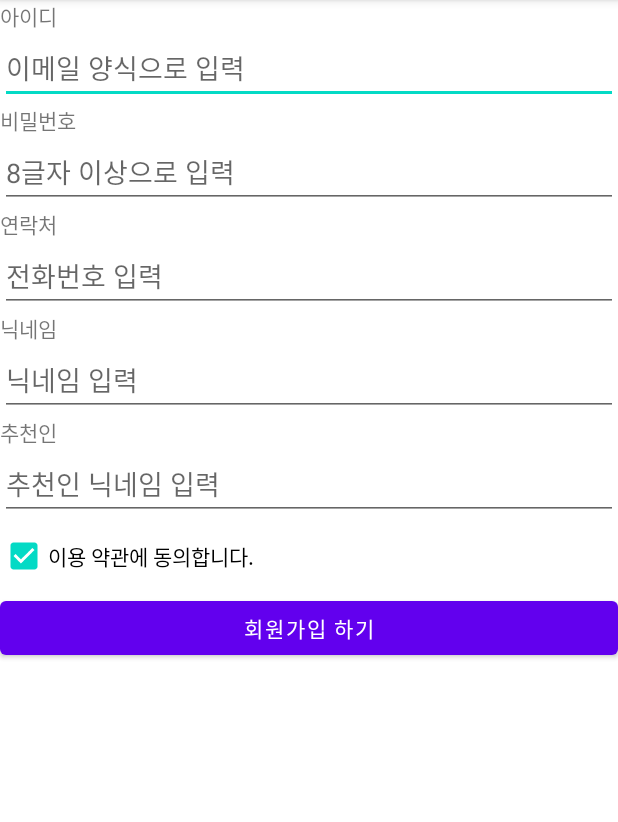
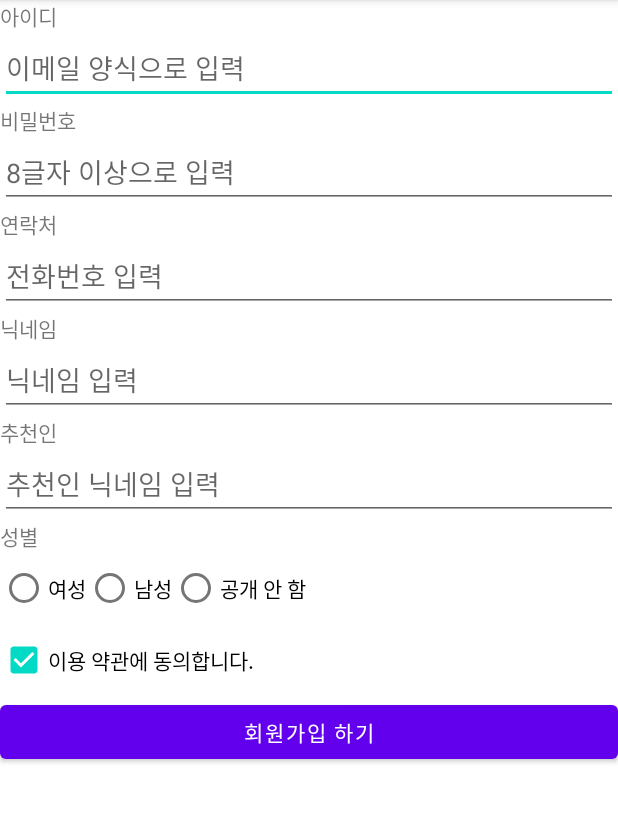
Before and after one commit to junho0615/Uiproject_20210306, an Android app: the screen it shows after launch (MainActivity), on a phone screen of 412 x 824 dp, the part 84-906 px from its top. Run offline under Robolectric (Android 15) with nearby library versions, the phone set to English and light mode, and no system bars.

Commit message:
RadioButton 체험 + RadioGroup 필요

```diff
--- a/app/src/main/res/layout/activity_main.xml
+++ b/app/src/main/res/layout/activity_main.xml
@@ -64,6 +64,34 @@
         android:singleLine="true"
         android:imeOptions="actionSearch"/>
 
+    <TextView
+        android:layout_width="wrap_content"
+        android:layout_height="wrap_content"
+        android:text="성별"/>
+
+    <RadioGroup
+        android:layout_width="wrap_content"
+        android:layout_height="wrap_content"
+        android:orientation="horizontal">
+
+        <RadioButton
+            android:layout_width="wrap_content"
+            android:layout_height="wrap_content"
+            android:text="여성"/>
+
+        <RadioButton
+            android:layout_width="wrap_content"
+            android:layout_height="wrap_content"
+            android:text="남성"/>
+
+        <RadioButton
+            android:layout_width="wrap_content"
+            android:layout_height="wrap_content"
+            android:text="공개 안 함"/>
+
+
+    </RadioGroup>
+
     <com.google.android.material.checkbox.MaterialCheckBox
         android:layout_width="wrap_content"
         android:layout_height="wrap_content"
```
